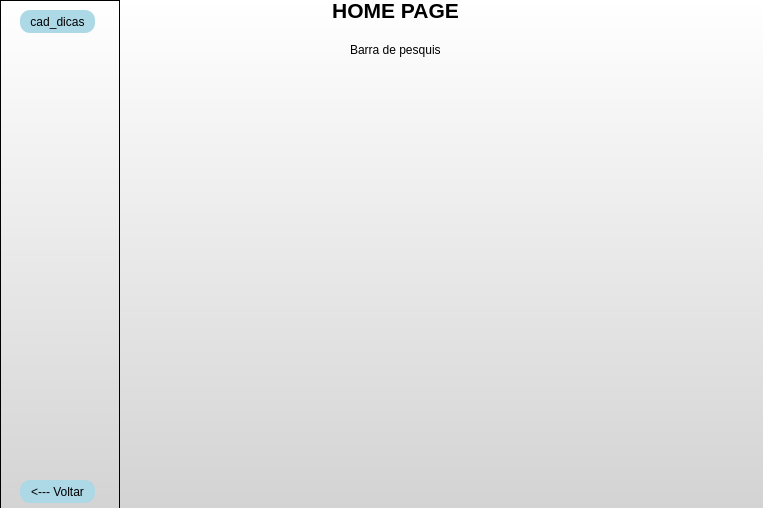
First picture: the form in telas/untitled.ui, repository JorgeLuis8/Trabalho-POO-II, before the edit.
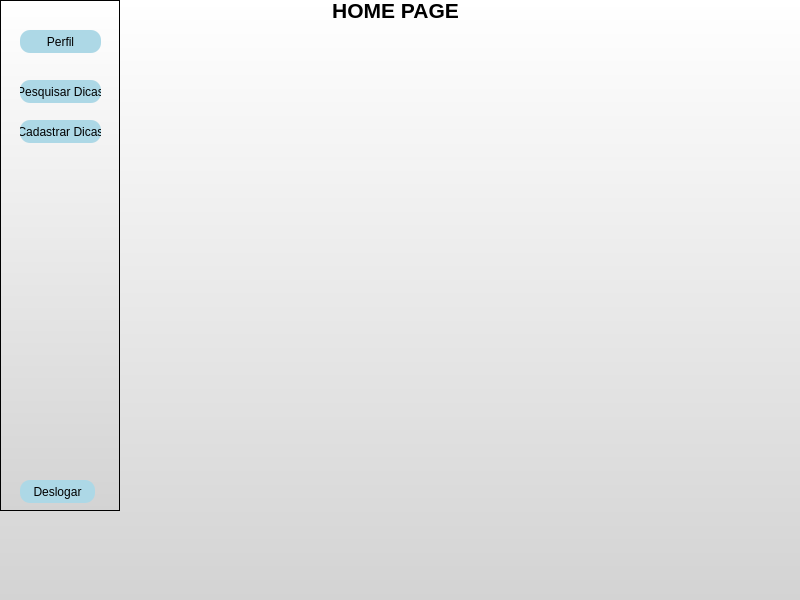
Second picture: the form after the edit.

```diff
--- a/telas/untitled.ui
+++ b/telas/untitled.ui
@@ -6,10 +6,22 @@
    <rect>
     <x>0</x>
     <y>0</y>
-    <width>763</width>
-    <height>508</height>
+    <width>800</width>
+    <height>600</height>
    </rect>
   </property>
+  <property name="minimumSize">
+   <size>
+    <width>800</width>
+    <height>600</height>
+   </size>
+  </property>
+  <property name="maximumSize">
+   <size>
+    <width>800</width>
+    <height>600</height>
+   </size>
+  </property>
   <property name="windowTitle">
    <string>MainWindow</string>
   </property>
@@ -47,24 +59,6 @@
      <set>Qt::AlignCenter</set>
     </property>
    </widget>
-   <widget class="QLabel" name="label_2">
-    <property name="geometry">
-     <rect>
-      <x>350</x>
-      <y>40</y>
-      <width>91</width>
-      <height>20</height>
-     </rect>
-    </property>
-    <property name="styleSheet">
-     <string notr="true">background-color: transparent;
-border: none;
-</string>
-    </property>
-    <property name="text">
-     <string>Barra de pesquisa</string>
-    </property>
-   </widget>
    <widget class="QFrame" name="frame">
     <property name="geometry">
      <rect>
@@ -74,6 +68,10 @@
       <height>511</height>
      </rect>
     </property>
+    <property name="styleSheet">
+     <string notr="true">background: qlineargradient(x1: 0, y1: 0, x2: 0, y2: 1, stop: 0 white, stop: 1 #D3D3D3);
+</string>
+    </property>
     <property name="frameShape">
      <enum>QFrame::StyledPanel</enum>
     </property>
@@ -84,8 +82,8 @@
      <property name="geometry">
       <rect>
        <x>20</x>
-       <y>10</y>
-       <width>75</width>
+       <y>120</y>
+       <width>81</width>
        <height>23</height>
       </rect>
      </property>
@@ -101,7 +99,7 @@
 </string>
      </property>
      <property name="text">
-      <string>cad_dicas</string>
+      <string>Cadastrar Dicas</string>
      </property>
     </widget>
     <widget class="QPushButton" name="voltar">
@@ -125,7 +123,55 @@
 </string>
      </property>
      <property name="text">
-      <string>&lt;--- Voltar</string>
+      <string>Deslogar</string>
+     </property>
+    </widget>
+    <widget class="QPushButton" name="pushButton_2">
+     <property name="geometry">
+      <rect>
+       <x>20</x>
+       <y>30</y>
+       <width>81</width>
+       <height>23</height>
+      </rect>
+     </property>
+     <property name="styleSheet">
+      <string notr="true">QPushButton {
+    background-color:  #add8e6;
+    border-radius: 10px;
+}
+
+QPushButton:hover {
+    background-color:#AABAF2 ;
+}
+</string>
+     </property>
+     <property name="text">
+      <string>Perfil</string>
+     </property>
+    </widget>
+    <widget class="QPushButton" name="pushButton_3">
+     <property name="geometry">
+      <rect>
+       <x>20</x>
+       <y>80</y>
+       <width>81</width>
+       <height>23</height>
+      </rect>
+     </property>
+     <property name="styleSheet">
+      <string notr="true">QPushButton {
+    background-color:  #add8e6;
+    border-radius: 10px;
+}
+
+QPushButton:hover {
+    background-color:#AABAF2 ;
+}
+</string>
+     </property>
+     <property name="text">
+      <string>Pesquisar Dicas</string>
      </property>
     </widget>
    </widget>
```
